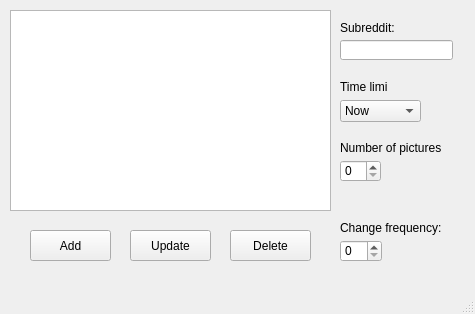
This is resources/mainwindow.ui in CGodiksen/reddit-background-changer as Qt 5 draws it before an edit. The edited form follows.
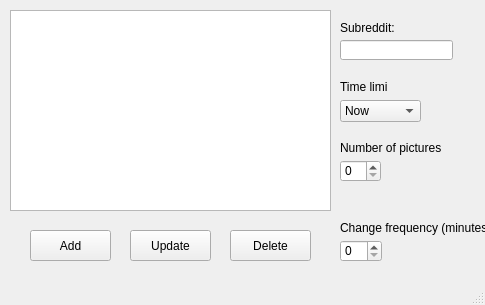
This is the edited form.

Commit message:
We now display the current change frequency in the UI when the application is started.
Also did some minor changes to the UI.

What changed in the file:
```diff
--- a/resources/mainwindow.ui
+++ b/resources/mainwindow.ui
@@ -6,8 +6,8 @@
    <rect>
     <x>0</x>
     <y>0</y>
-    <width>475</width>
-    <height>314</height>
+    <width>485</width>
+    <height>305</height>
    </rect>
   </property>
   <property name="windowTitle">
@@ -185,12 +185,12 @@
      <rect>
       <x>340</x>
       <y>220</y>
-      <width>101</width>
+      <width>151</width>
       <height>16</height>
      </rect>
     </property>
     <property name="text">
-     <string>Change frequency:</string>
+     <string>Change frequency (minutes):</string>
     </property>
    </widget>
    <widget class="QSpinBox" name="changeFrequencySpinBox">
```
Left out of the diff: 2 changed lines with no effect on the pictures. The commit also changes 1 other file.
